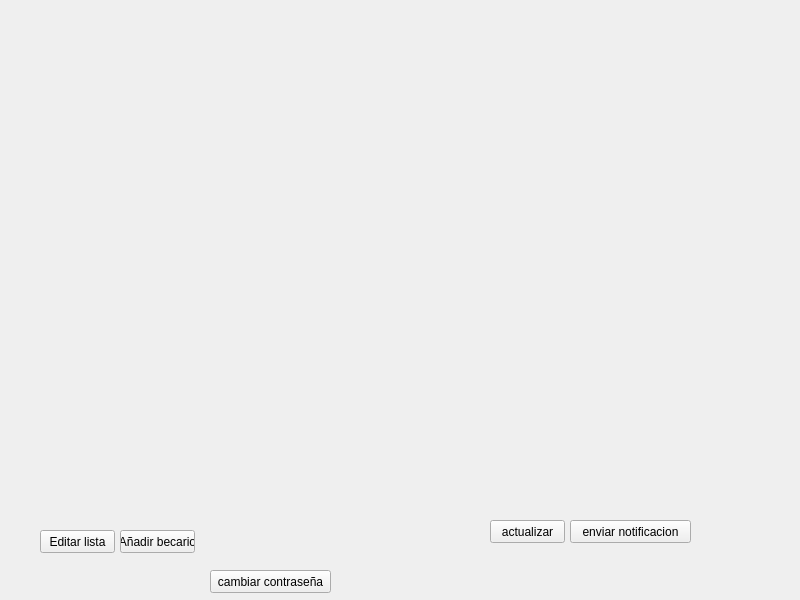
Qt form src/view/ui/admin_view.ui (DavidTabuyo/SIFABUL_2.0) before a commit.
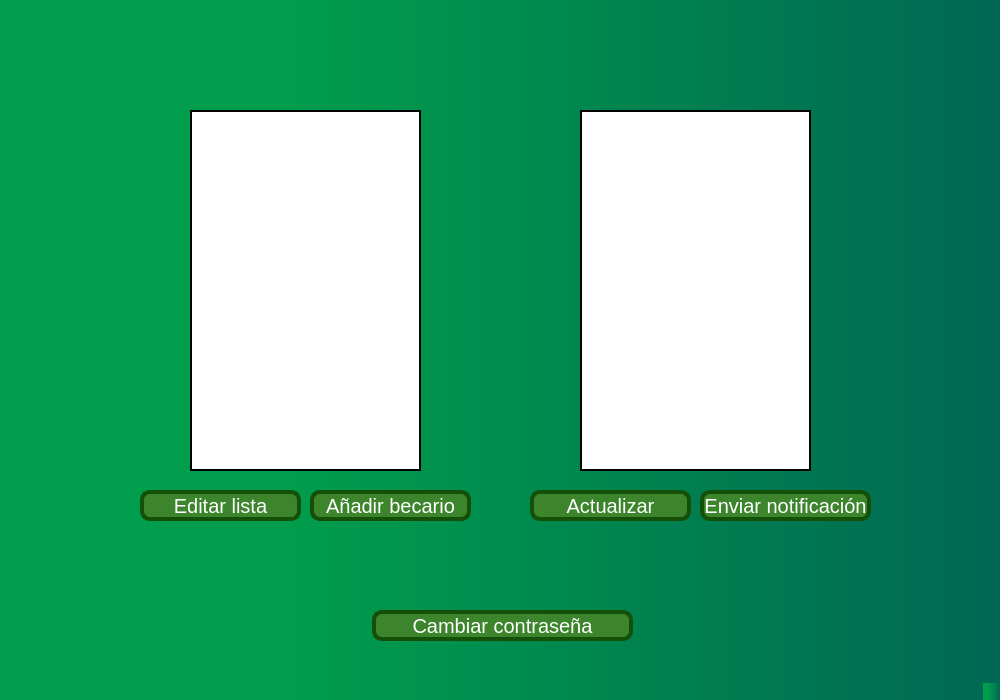
The same form after that commit.

Commit message: Implementación de los .ui

Diff of the .ui file:
```diff
--- a/src/view/ui/admin_view.ui
+++ b/src/view/ui/admin_view.ui
@@ -2,106 +2,208 @@
 <ui version="4.0">
  <class>MainWindow</class>
  <widget class="QMainWindow" name="MainWindow">
+  <property name="enabled">
+   <bool>true</bool>
+  </property>
   <property name="geometry">
    <rect>
     <x>0</x>
     <y>0</y>
-    <width>800</width>
-    <height>600</height>
+    <width>1000</width>
+    <height>700</height>
    </rect>
   </property>
+  <property name="minimumSize">
+   <size>
+    <width>1000</width>
+    <height>700</height>
+   </size>
+  </property>
+  <property name="maximumSize">
+   <size>
+    <width>1000</width>
+    <height>700</height>
+   </size>
+  </property>
+  <property name="baseSize">
+   <size>
+    <width>730</width>
+    <height>550</height>
+   </size>
+  </property>
   <property name="windowTitle">
    <string>MainWindow</string>
   </property>
+  <property name="styleSheet">
+   <string notr="true">background-color: qlineargradient(spread:pad, x1:0, y1:0, x2:1, y2:0, stop:0 rgba(0, 0, 0, 255), stop:1 rgba(255, 255, 255, 255));
+background-color: qlineargradient(spread:pad, x1:0, y1:0, x2:1, y2:0, stop:0 rgba(0, 103, 83, 255), stop:0.930348 rgba(0, 157, 76, 255));
+background-color: qlineargradient(spread:pad, x1:0, y1:0, x2:1, y2:0, stop:0.288557 rgba(0, 157, 76, 255), stop:1 rgba(0, 103, 83, 255));</string>
+  </property>
+  <property name="documentMode">
+   <bool>false</bool>
+  </property>
   <widget class="QWidget" name="centralwidget">
-   <widget class="QWidget" name="verticalLayoutWidget">
+   <widget class="QPushButton" name="change_password_btn">
     <property name="geometry">
      <rect>
-      <x>40</x>
-      <y>20</y>
-      <width>311</width>
-      <height>501</height>
+      <x>372</x>
+      <y>610</y>
+      <width>261</width>
+      <height>31</height>
      </rect>
     </property>
-    <layout class="QVBoxLayout" name="list_layout"/>
+    <property name="cursor">
+     <cursorShape>OpenHandCursor</cursorShape>
+    </property>
+    <property name="styleSheet">
+     <string notr="true">border: 4px solid #145008  ; border-radius: 10px; font-size: 20px; background-color:     #3c852d  ; color: white;
+</string>
+    </property>
+    <property name="text">
+     <string>Cambiar contraseña</string>
+    </property>
+   </widget>
+   <widget class="QPushButton" name="add_worker_btn">
+    <property name="geometry">
+     <rect>
+      <x>310</x>
+      <y>490</y>
+      <width>161</width>
+      <height>31</height>
+     </rect>
+    </property>
+    <property name="cursor">
+     <cursorShape>PointingHandCursor</cursorShape>
+    </property>
+    <property name="styleSheet">
+     <string notr="true">border: 4px solid #145008  ; border-radius: 10px; font-size: 20px; background-color:     #3c852d  ; color: white;</string>
+    </property>
+    <property name="text">
+     <string>Añadir becario</string>
+    </property>
    </widget>
    <widget class="QPushButton" name="edit_list_btn">
     <property name="geometry">
      <rect>
-      <x>40</x>
-      <y>530</y>
-      <width>75</width>
-      <height>23</height>
+      <x>140</x>
+      <y>490</y>
+      <width>161</width>
+      <height>31</height>
      </rect>
     </property>
+    <property name="cursor">
+     <cursorShape>PointingHandCursor</cursorShape>
+    </property>
+    <property name="styleSheet">
+     <string notr="true">border: 4px solid #145008  ; border-radius: 10px; font-size: 20px; background-color:     #3c852d  ; color: white;
+</string>
+    </property>
     <property name="text">
      <string>Editar lista</string>
     </property>
    </widget>
-   <widget class="QPushButton" name="change_password_btn">
-    <property name="geometry">
-     <rect>
-      <x>210</x>
-      <y>570</y>
-      <width>121</width>
-      <height>23</height>
-     </rect>
-    </property>
-    <property name="text">
-     <string>cambiar contraseña</string>
-    </property>
-   </widget>
    <widget class="QPushButton" name="send_notification_btn">
     <property name="geometry">
      <rect>
-      <x>570</x>
-      <y>520</y>
-      <width>121</width>
-      <height>23</height>
+      <x>700</x>
+      <y>490</y>
+      <width>171</width>
+      <height>31</height>
      </rect>
     </property>
+    <property name="cursor">
+     <cursorShape>PointingHandCursor</cursorShape>
+    </property>
+    <property name="styleSheet">
+     <string notr="true">border: 4px solid #145008  ; border-radius: 10px; font-size: 20px; background-color:     #3c852d  ; color: white;
+</string>
+    </property>
     <property name="text">
-     <string>enviar notificacion</string>
+     <string>Enviar notificación</string>
     </property>
    </widget>
-   <widget class="QWidget" name="verticalLayoutWidget_2">
+   <widget class="QWidget" name="widget" native="true">
     <property name="geometry">
      <rect>
-      <x>370</x>
-      <y>20</y>
-      <width>401</width>
-      <height>501</height>
+      <x>190</x>
+      <y>110</y>
+      <width>231</width>
+      <height>361</height>
      </rect>
     </property>
-    <layout class="QVBoxLayout" name="notifications_layout"/>
+    <property name="styleSheet">
+     <string notr="true">background-color: #ffffff; 
+border: 2px solid #000000; </string>
+    </property>
+    <widget class="QWidget" name="verticalLayoutWidget">
+     <property name="geometry">
+      <rect>
+       <x>0</x>
+       <y>0</y>
+       <width>231</width>
+       <height>361</height>
+      </rect>
+     </property>
+     <layout class="QVBoxLayout" name="list_layout"/>
+    </widget>
+   </widget>
+   <widget class="QWidget" name="widget_2" native="true">
+    <property name="geometry">
+     <rect>
+      <x>580</x>
+      <y>110</y>
+      <width>231</width>
+      <height>361</height>
+     </rect>
+    </property>
+    <property name="styleSheet">
+     <string notr="true">background-color: #ffffff; 
+border: 2px solid #000000; </string>
+    </property>
+    <widget class="QWidget" name="verticalLayoutWidget_2">
+     <property name="geometry">
+      <rect>
+       <x>0</x>
+       <y>0</y>
+       <width>231</width>
+       <height>361</height>
+      </rect>
+     </property>
+     <layout class="QVBoxLayout" name="notifications_layout"/>
+    </widget>
    </widget>
    <widget class="QPushButton" name="update_btn">
     <property name="geometry">
      <rect>
-      <x>490</x>
-      <y>520</y>
-      <width>75</width>
-      <height>23</height>
+      <x>530</x>
+      <y>490</y>
+      <width>161</width>
+      <height>31</height>
      </rect>
     </property>
-    <property name="text">
-     <string>actualizar</string>
+    <property name="cursor">
+     <cursorShape>PointingHandCursor</cursorShape>
     </property>
-   </widget>
-   <widget class="QPushButton" name="add_worker_btn">
-    <property name="geometry">
-     <rect>
-      <x>120</x>
-      <y>530</y>
-      <width>75</width>
-      <height>23</height>
-     </rect>
+    <property name="styleSheet">
+     <string notr="true">border: 4px solid #145008  ; border-radius: 10px; font-size: 20px; background-color:     #3c852d  ; color: white;
+</string>
     </property>
     <property name="text">
-     <string>Añadir becario</string>
+     <string>Actualizar</string>
     </property>
    </widget>
   </widget>
+  <widget class="QMenuBar" name="menubar">
+   <property name="geometry">
+    <rect>
+     <x>0</x>
+     <y>0</y>
+     <width>1000</width>
+     <height>26</height>
+    </rect>
+   </property>
+  </widget>
+  <widget class="QStatusBar" name="statusbar"/>
  </widget>
  <resources/>
  <connections/>
```
Left out of the diff: 11 changed lines with no effect on the pictures. The commit also changes 6 other files.
